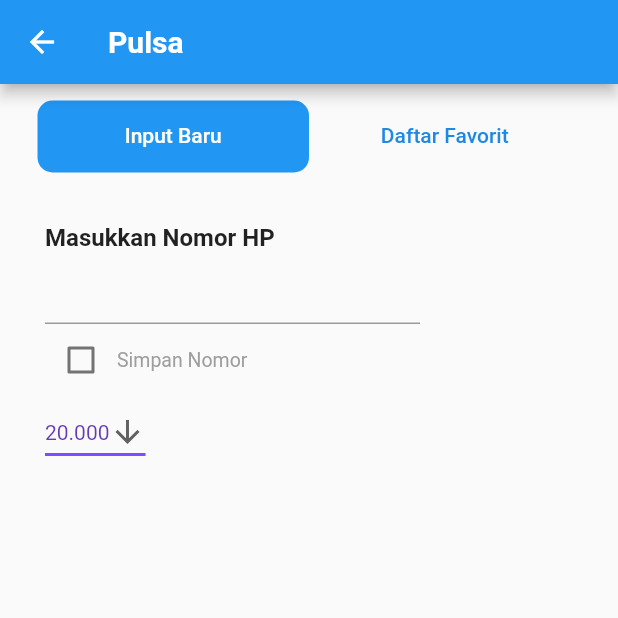
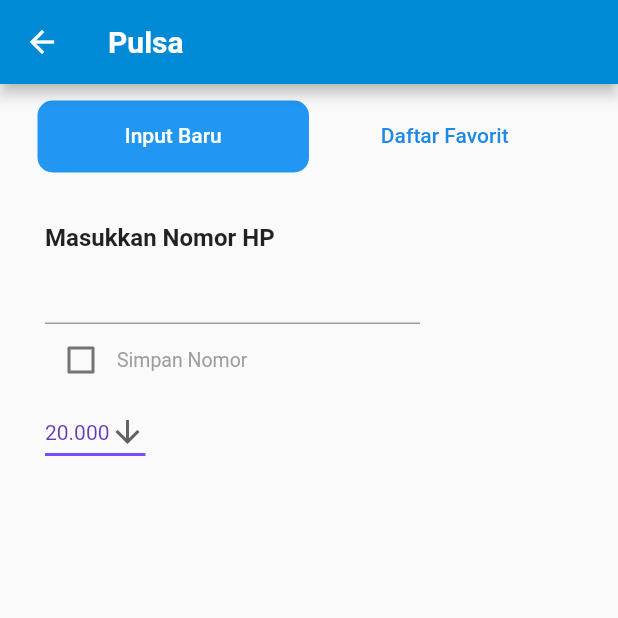
Before and after one commit to idhamramadito/robotbiru, a Flutter app: the PulsaPage screen opened by its route, on a phone screen of 412 x 824 dp, the top half of it. Run offline on Flutter 3.47's test engine with Material 2 defaults, Android fonts, the phone set to English and light mode, and no system bars; our stand-ins replace buttons_tabbar, modal_bottom_sheet.

Commit message:
added route to pulsa page

```diff
--- a/homepage/lib/pages/dashboard_tabs/home/UI_components/main_services.dart
+++ b/homepage/lib/pages/dashboard_tabs/home/UI_components/main_services.dart
@@ -59,7 +59,9 @@ class MainServices extends StatelessWidget {
               Text("Paket Data")
             ],
           ),
-          onTap: () {},
+          onTap: () {
+            Navigator.of(context).pushNamed('/pulsa');
+          },
         ),
         InkWell(
           child: Column(
--- a/homepage/lib/pages/submenu/pulsa/pulsapage.dart
+++ b/homepage/lib/pages/submenu/pulsa/pulsapage.dart
@@ -24,7 +24,6 @@ class _PulsaPageState extends State<PulsaPage> {
   Widget build(BuildContext context) {
     return Scaffold(
       appBar: AppBar(
-        backgroundColor: Colors.blue,
         title: Text(
           'Pulsa',
           style: TextStyle(fontWeight: FontWeight.bold),
```
